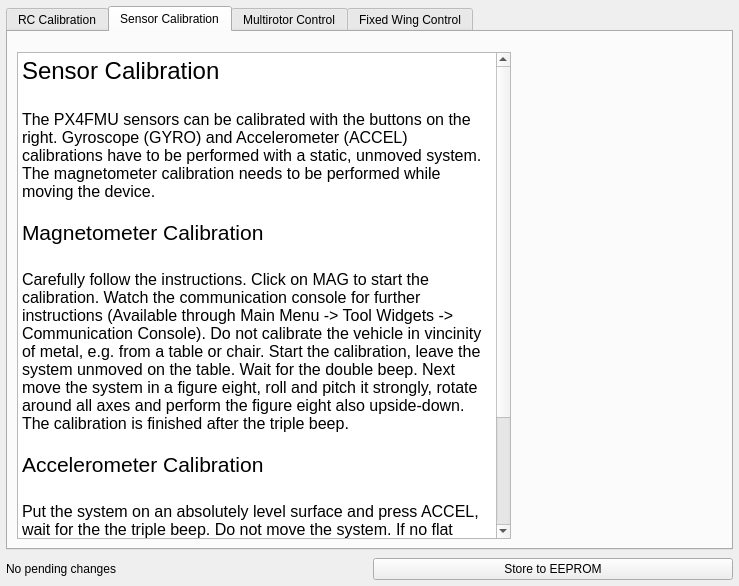
The window that src/ui/QGCVehicleConfig.ui (mavlink/qgroundcontrol) describes before a commit, drawn with Qt 5.
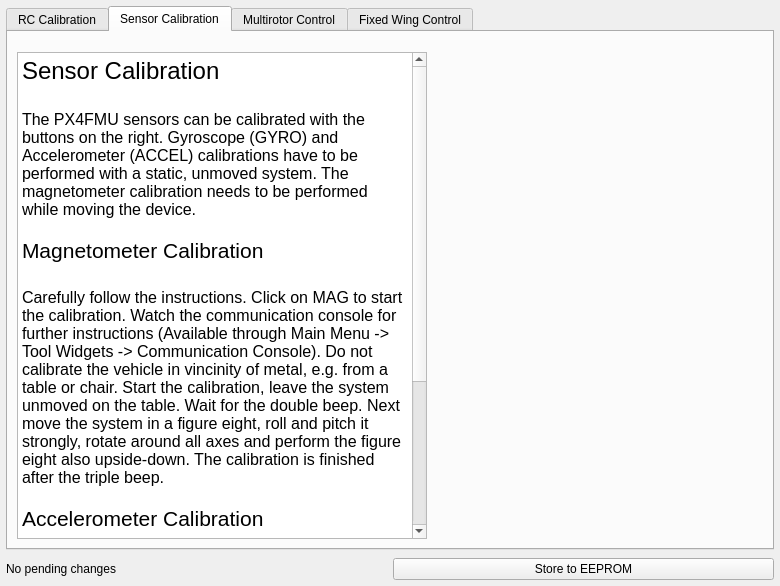
The same window after the commit. The open tabs and pages were chosen to show the change. Icons and pictures are not drawn.

Commit message: Added rates setpoints, improved vehicle config UI

Diff of the .ui file:
```diff
--- a/src/ui/QGCVehicleConfig.ui
+++ b/src/ui/QGCVehicleConfig.ui
@@ -6,7 +6,7 @@
    <rect>
     <x>0</x>
     <y>0</y>
-    <width>717</width>
+    <width>780</width>
     <height>586</height>
    </rect>
   </property>
@@ -725,7 +725,7 @@
       <attribute name="title">
        <string>Sensor Calibration</string>
       </attribute>
-      <layout class="QGridLayout" name="gridLayout_6" columnstretch="70,30">
+      <layout class="QGridLayout" name="gridLayout_6" columnstretch="55,45">
        <property name="topMargin">
         <number>20</number>
        </property>
```
Left out of the diff: 2 changed lines with no effect on the pictures. The commit also changes 3 other files.
